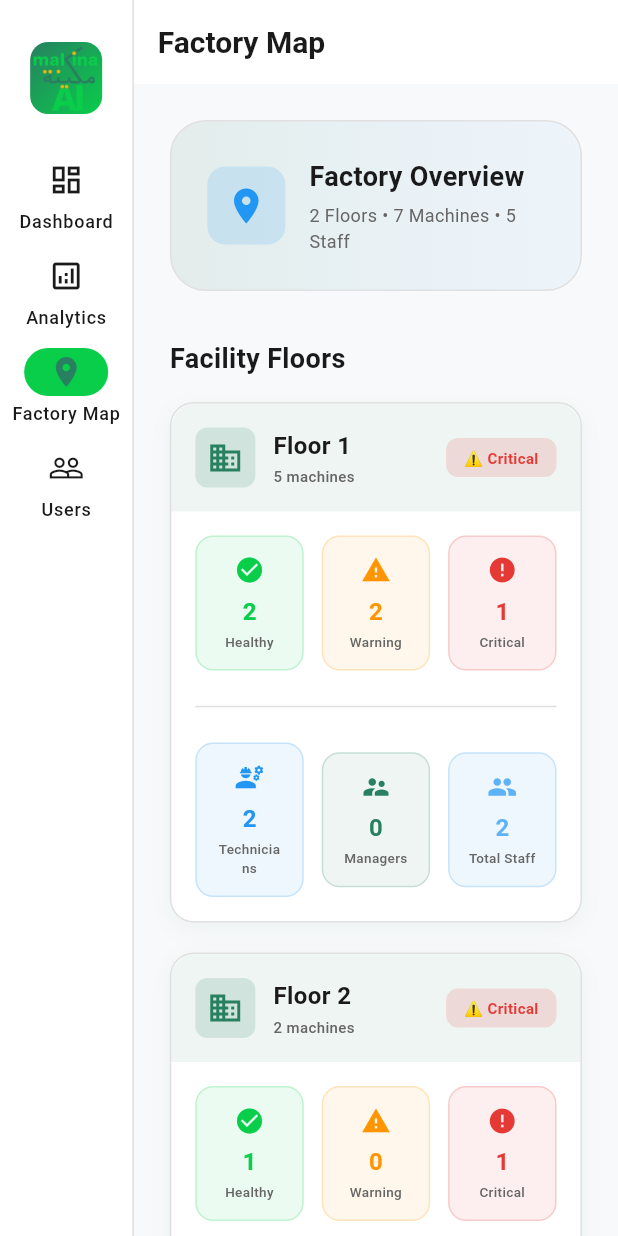
After one commit to Aref-abt/Makina-AI, a Flutter app: the FactoryMapScreen screen opened by its route, on a phone screen of 412 x 824 dp. The commit adds this screen. Run offline on Flutter 3.47's test engine with Material 3 defaults, Android fonts, the phone set to English and light mode, and no system bars; our stand-ins replace cloud_firestore, firebase_auth, firebase_core, fl_chart, flutter_riverpod, flutter_svg and 4 more; missing offline and left inert: model_viewer_plus; accounts and stored records are empty; Roboto replaces fonts that are missing (Poppins).

Commit message:
add map and analytics to super admin

```diff
--- a/lib/core/router/app_router.dart
+++ b/lib/core/router/app_router.dart
@@ -22,6 +22,7 @@ import '../../features/manager/presentation/screens/reports_screen.dart';
 import '../../features/manager/presentation/screens/settings_screen.dart';
 import '../../features/super_admin/presentation/screens/admin_shell.dart';
 import '../../features/super_admin/presentation/screens/admin_dashboard_screen.dart';
+import '../../features/super_admin/presentation/screens/factory_map_screen.dart';
 import '../../features/super_admin/presentation/screens/user_management_screen.dart';
 import '../../features/super_admin/presentation/screens/add_user_screen.dart';
 
@@ -163,6 +164,14 @@ final appRouterProvider = Provider<GoRouter>((ref) {
             builder: (context, state) => const AdminDashboardScreen(),
           ),
           GoRoute(
+            path: '/admin/analytics',
+            builder: (context, state) => const AnalyticsScreen(),
+          ),
+          GoRoute(
+            path: '/admin/factory-map',
+            builder: (context, state) => const FactoryMapScreen(),
+          ),
+          GoRoute(
             path: '/admin/users',
             builder: (context, state) => const UserManagementScreen(),
             routes: [
--- a/lib/features/manager/presentation/screens/analytics_screen.dart
+++ b/lib/features/manager/presentation/screens/analytics_screen.dart
@@ -12,11 +12,18 @@ import '../../../../shared/data/services/mock_data_service.dart';
 import '../../../../shared/data/services/export_service.dart';
 import '../../../../shared/data/models/models.dart';
 
-class AnalyticsScreen extends ConsumerWidget {
+class AnalyticsScreen extends ConsumerStatefulWidget {
   const AnalyticsScreen({super.key});
 
   @override
-  Widget build(BuildContext context, WidgetRef ref) {
+  ConsumerState<AnalyticsScreen> createState() => _AnalyticsScreenState();
+}
+
+class _AnalyticsScreenState extends ConsumerState<AnalyticsScreen> {
+  String _selectedPeriod = 'Month';
+
+  @override
+  Widget build(BuildContext context) {
     final isDark = Theme.of(context).brightness == Brightness.dark;
     final tickets = MockDataService().tickets;
 
@@ -85,13 +92,19 @@ class AnalyticsScreen extends ConsumerWidget {
           children: [
             // Time filter
             Row(
-              children: ['Week', 'Month', 'Quarter', 'Year']
+              children: ['Week', 'Month', 'Year']
                   .map((period) => Padding(
                         padding: const EdgeInsets.only(right: 8),
                         child: ChoiceChip(
                             label: Text(period),
-                            selected: period == 'Month',
-                            onSelected: (_) {}),
+                            selected: period == _selectedPeriod,
+                            onSelected: (selected) {
+                              if (selected) {
+                                setState(() {
+                                  _selectedPeriod = period;
+                                });
+                              }
+                            }),
                       ))
                   .toList(),
             ),
--- a/lib/features/super_admin/presentation/screens/admin_shell.dart
+++ b/lib/features/super_admin/presentation/screens/admin_shell.dart
@@ -21,6 +21,16 @@ class _AdminShellState extends ConsumerState<AdminShell> {
         activeIcon: Icons.dashboard,
         label: 'Dashboard',
         path: '/admin/dashboard'),
+    _NavItem(
+        icon: Icons.analytics_outlined,
+        activeIcon: Icons.analytics,
+        label: 'Analytics',
+        path: '/admin/analytics'),
+    _NavItem(
+        icon: Icons.location_on_outlined,
+        activeIcon: Icons.location_on,
+        label: 'Factory Map',
+        path: '/admin/factory-map'),
     _NavItem(
         icon: Icons.people_outline,
         activeIcon: Icons.people,
--- /dev/null
+++ b/lib/features/super_admin/presentation/screens/factory_map_screen.dart
@@ -0,0 +1,391 @@
+import 'package:flutter/material.dart';
+import 'package:flutter_riverpod/flutter_riverpod.dart';
+import '../../../../core/constants/constants.dart';
+import '../../../../shared/data/models/models.dart';
+import '../../../../shared/data/services/mock_data_service.dart';
+
+class FactoryMapScreen extends ConsumerWidget {
+  const FactoryMapScreen({super.key});
+
+  @override
+  Widget build(BuildContext context, WidgetRef ref) {
+    final isDark = Theme.of(context).brightness == Brightness.dark;
+    final mockData = MockDataService();
+    final machines = mockData.machines;
+    final users = mockData.users;
+
+    // Group machines by floor (simplified: assume floors 1-2, or extract from location)
+    final Map<String, List<MachineModel>> machinesByFloor = {};
+    for (var machine in machines) {
+      final floor = machine.floor;
+      if (!machinesByFloor.containsKey(floor)) {
+        machinesByFloor[floor] = [];
+      }
+      machinesByFloor[floor]!.add(machine);
+    }
+
+    // Count staff by floor
+    final Map<String, Map<String, int>> staffByFloor = {};
+    for (var floor in machinesByFloor.keys) {
+      staffByFloor[floor] = {
+        'technicians': 0,
+        'managers': 0,
+      };
+    }
+
+    // Assign users to floors (simplified: cycle through floors)
+    final floorList = machinesByFloor.keys.toList();
+    for (int i = 0; i < users.length; i++) {
+      final user = users[i];
+      final floor = floorList[i % floorList.length];
+      if (user.role == UserRole.technician) {
+        staffByFloor[floor]!['technicians'] =
+            staffByFloor[floor]!['technicians']! + 1;
+      } else if (user.role == UserRole.manager) {
+        staffByFloor[floor]!['managers'] =
+            staffByFloor[floor]!['managers']! + 1;
+      }
+    }
+
+    final sortedFloors = machinesByFloor.keys.toList()..sort();
+
+    return Scaffold(
+      backgroundColor:
+          isDark ? AppColors.darkBackground : AppColors.lightBackground,
+      appBar: AppBar(
+        elevation: 0,
+        title: const Text('Factory Map'),
+        centerTitle: false,
+      ),
+      body: SingleChildScrollView(
+        padding: const EdgeInsets.all(AppDimensions.paddingXL),
+        child: Column(
+          crossAxisAlignment: CrossAxisAlignment.start,
+          children: [
+            // Header
+            Container(
+              padding: const EdgeInsets.all(AppDimensions.paddingXL),
+              decoration: BoxDecoration(
+                gradient: LinearGradient(
+                  colors: [
+                    AppColors.primaryDarkGreen.withOpacity(0.1),
+                    AppColors.info.withOpacity(0.05),
+                  ],
+                ),
+                borderRadius: BorderRadius.circular(AppDimensions.radiusXL),
+                border: Border.all(
+                  color: isDark ? AppColors.darkBorder : AppColors.lightBorder,
+                ),
+              ),
+              child: Row(
+                children: [
+                  Container(
+                    padding: const EdgeInsets.all(12),
+                    decoration: BoxDecoration(
+                      color: AppColors.info.withOpacity(0.15),
+                      borderRadius: BorderRadius.circular(12),
+                    ),
+                    child: const Icon(Icons.location_on,
+                        color: AppColors.info, size: 28),
+                  ),
+                  const SizedBox(width: 16),
+                  Expanded(
+                    child: Column(
+                      crossAxisAlignment: CrossAxisAlignment.start,
+                      children: [
+                        Text(
+                          'Factory Overview',
+                          style: AppTextStyles.h5,
+                        ),
+                        const SizedBox(height: 4),
+                        Text(
+                          '${sortedFloors.length} Floors • ${machines.length} Machines • ${users.length} Staff',
+                          style: AppTextStyles.bodySmall.copyWith(
+                            color: isDark
+                                ? AppColors.darkTextSecondary
+                                : AppColors.lightTextSecondary,
+                          ),
+                        ),
+                      ],
+                    ),
+                  ),
+                ],
+              ),
+            ),
+            const SizedBox(height: 32),
+
+            // Floors Grid
+            Text('Facility Floors', style: AppTextStyles.h5),
+            const SizedBox(height: 16),
+            ...List.generate(sortedFloors.length, (index) {
+              final floor = sortedFloors[index];
+              final floorMachines = machinesByFloor[floor]!;
+              final floorStaff = staffByFloor[floor]!;
+              final techCount = floorStaff['technicians'] ?? 0;
+              final managerCount = floorStaff['managers'] ?? 0;
+
+              // Health status colors for machines
+              final criticalCount = floorMachines
+                  .where((m) => m.healthStatus == HealthStatus.critical)
+                  .length;
+              final warningCount = floorMachines
+                  .where((m) => m.healthStatus == HealthStatus.warning)
+                  .length;
+              final healthyCount = floorMachines
+                  .where((m) => m.healthStatus == HealthStatus.healthy)
+                  .length;
+
+              return Padding(
+                padding: const EdgeInsets.only(bottom: 20),
+                child: _buildFloorCard(
+                  floor: floor,
+                  machineCount: floorMachines.length,
+                  healthyMachines: healthyCount,
+                  warningMachines: warningCount,
+                  criticalMachines: criticalCount,
+                  technicians: techCount,
+                  managers: managerCount,
+                  isDark: isDark,
+                ),
+              );
+            }),
+          ],
+        ),
+      ),
+    );
+  }
+
+  Widget _buildFloorCard({
+    required String floor,
+    required int machineCount,
+    required int healthyMachines,
+    required int warningMachines,
+    required int criticalMachines,
+    required int technicians,
+    required int managers,
+    required bool isDark,
+  }) {
+    return Container(
+      decoration: BoxDecoration(
+        color: isDark ? AppColors.darkSurface : AppColors.lightSurface,
+        borderRadius: BorderRadius.circular(AppDimensions.radiusL),
+        border: Border.all(
+          color: isDark ? AppColors.darkBorder : AppColors.lightBorder,
+        ),
+        boxShadow: [
+          BoxShadow(
+            color: AppColors.primaryDarkGreen.withOpacity(0.06),
+            blurRadius: 12,
+            offset: const Offset(0, 4),
+          ),
+        ],
+      ),
+      child: Column(
+        children: [
+          // Floor Header
+          Container(
+            padding: const EdgeInsets.all(AppDimensions.paddingL),
+            decoration: BoxDecoration(
+              color: AppColors.primaryDarkGreen.withOpacity(0.08),
+              borderRadius: const BorderRadius.only(
+                topLeft: Radius.circular(AppDimensions.radiusL),
+                topRight: Radius.circular(AppDimensions.radiusL),
+              ),
+            ),
+            child: Row(
+              children: [
+                Container(
+                  padding: const EdgeInsets.all(8),
+                  decoration: BoxDecoration(
+                    color: AppColors.primaryDarkGreen.withOpacity(0.15),
+                    borderRadius: BorderRadius.circular(8),
+                  ),
+                  child: const Icon(Icons.domain,
+                      color: AppColors.primaryDarkGreen, size: 24),
+                ),
+                const SizedBox(width: 12),
+                Expanded(
+                  child: Column(
+                    crossAxisAlignment: CrossAxisAlignment.start,
+                    children: [
+                      Text(
+                        floor,
+                        style: AppTextStyles.h6.copyWith(
+                          color:
+                              isDark ? AppColors.darkText : AppColors.lightText,
+                        ),
+                      ),
+                      const SizedBox(height: 2),
+                      Text(
+                        '$machineCount machines',
+                        style: AppTextStyles.labelSmall.copyWith(
+                          color: isDark
+                              ? AppColors.darkTextSecondary
+                              : AppColors.lightTextSecondary,
+                        ),
+                      ),
+                    ],
+                  ),
+                ),
+                // Machine Health Summary Badge
+                Container(
+                  padding:
+                      const EdgeInsets.symmetric(horizontal: 12, vertical: 6),
+                  decoration: BoxDecoration(
+                    color: healthyMachines == machineCount
+                        ? AppColors.healthy.withOpacity(0.15)
+                        : criticalMachines > 0
+                            ? AppColors.critical.withOpacity(0.15)
+                            : AppColors.warning.withOpacity(0.15),
+                    borderRadius: BorderRadius.circular(8),
+                  ),
+                  child: Text(
+                    healthyMachines == machineCount
+                        ? 'All Healthy'
+                        : criticalMachines > 0
+                            ? '⚠️ Critical'
+                            : '⚡ Warning',
+                    style: AppTextStyles.labelSmall.copyWith(
+                      color: healthyMachines == machineCount
+                          ? AppColors.healthy
+                          : criticalMachines > 0
+                              ? AppColors.critical
+                              : AppColors.warning,
+                      fontWeight: FontWeight.bold,
+                    ),
+                  ),
+                ),
+              ],
+            ),
+          ),
+
+          // Content
+          Padding(
+            padding: const EdgeInsets.all(AppDimensions.paddingL),
+            child: Column(
+              children: [
+                // Machines Status Grid
+                Row(
+                  children: [
+                    Expanded(
+                      child: _buildStatItem(
+                        'Healthy',
+                        '$healthyMachines',
+                        Icons.check_circle,
+                        AppColors.healthy,
+                        isDark,
+                      ),
+                    ),
+                    const SizedBox(width: 12),
+                    Expanded(
+                      child: _buildStatItem(
+                        'Warning',
+                        '$warningMachines',
+                        Icons.warning,
+                        AppColors.warning,
+                        isDark,
+                      ),
+                    ),
+                    const SizedBox(width: 12),
+                    Expanded(
+                      child: _buildStatItem(
+                        'Critical',
+                        '$criticalMachines',
+                        Icons.error,
+                        AppColors.critical,
+                        isDark,
+                      ),
+                    ),
+                  ],
+                ),
+                const SizedBox(height: 16),
+                Divider(
+                  color: isDark ? AppColors.darkBorder : AppColors.lightBorder,
+                ),
+                const SizedBox(height: 16),
+
+                // Staff Grid
+                Row(
+                  children: [
+                    Expanded(
+                      child: _buildStatItem(
+                        'Technicians',
+                        '$technicians',
+                        Icons.engineering,
+                        AppColors.info,
+                        isDark,
+                      ),
+                    ),
+                    const SizedBox(width: 12),
+                    Expanded(
+                      child: _buildStatItem(
+                        'Managers',
+                        '$managers',
+                        Icons.supervisor_account,
+                        AppColors.primaryDarkGreen,
+                        isDark,
+                      ),
+                    ),
+                    const SizedBox(width: 12),
+                    Expanded(
+                      child: _buildStatItem(
+                        'Total Staff',
+                        '${technicians + managers}',
+                        Icons.people,
+                        AppColors.info.withOpacity(0.7),
+                        isDark,
+                      ),
+                    ),
+                  ],
+                ),
+              ],
+            ),
+          ),
+        ],
+      ),
+    );
+  }
+
+  Widget _buildStatItem(
+    String label,
+    String value,
+    IconData icon,
+    Color color,
+    bool isDark,
+  ) {
+    return Container(
+      padding: const EdgeInsets.all(12),
+      decoration: BoxDecoration(
+        color: color.withOpacity(0.08),
+        borderRadius: BorderRadius.circular(AppDimensions.radiusM),
+        border: Border.all(
+          color: color.withOpacity(0.2),
+        ),
+      ),
+      child: Column(
+        crossAxisAlignment: CrossAxisAlignment.center,
+        children: [
+          Icon(icon, color: color, size: 20),
+          const SizedBox(height: 6),
+          Text(
+            value,
+            style: AppTextStyles.h6.copyWith(
+              color: color,
+            ),
+          ),
+          const SizedBox(height: 2),
+          Text(
+            label,
+            style: AppTextStyles.labelSmall.copyWith(
+              color: isDark
+                  ? AppColors.darkTextSecondary
+                  : AppColors.lightTextSecondary,
+              fontSize: 9,
+            ),
+            textAlign: TextAlign.center,
+          ),
+        ],
+      ),
+    );
+  }
+}
```
